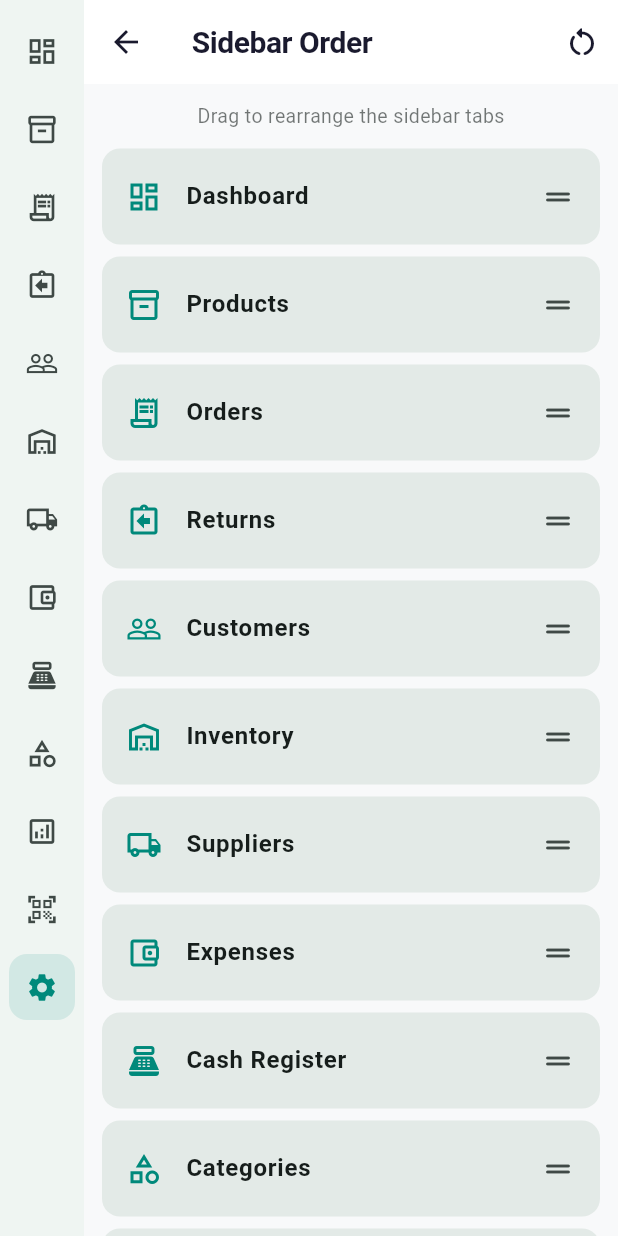
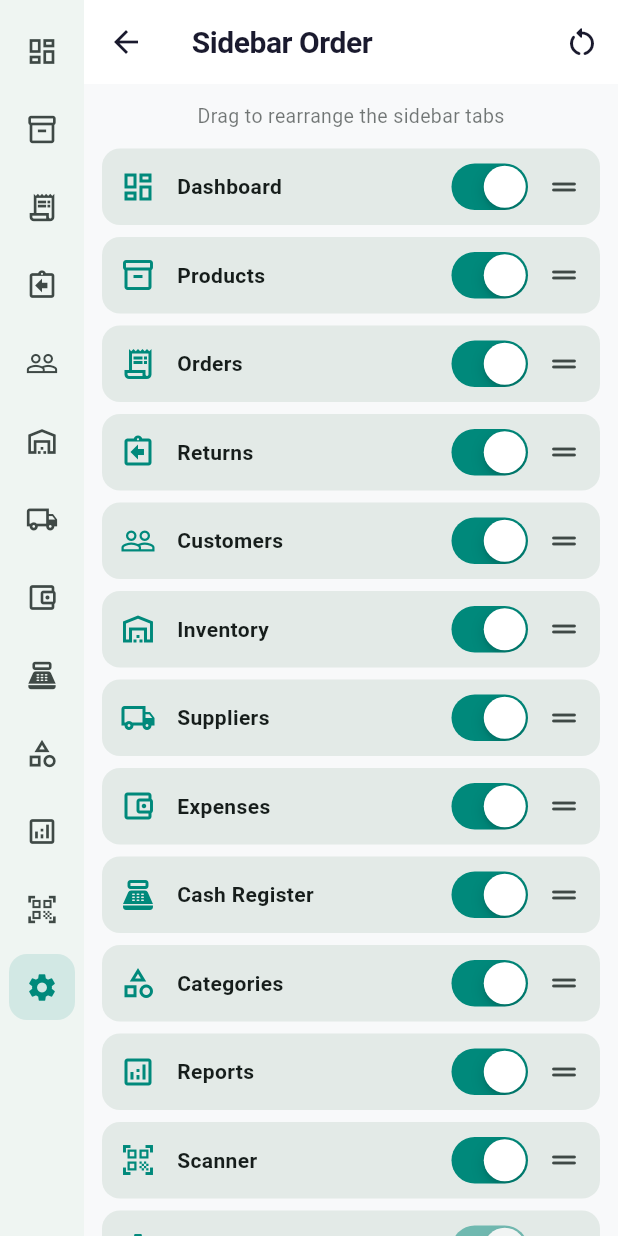
Before and after one commit to RemonAhammad/micro_seller, a Flutter app: the SidebarOrderScreen screen opened by its route, after a tap on the "restart alt" icon, on a phone screen of 412 x 824 dp. Run offline on Flutter 3.47's test engine with Material 3 defaults, Android fonts, the phone set to English and light mode, and no system bars; drawn by our look-alikes of showcaseview; our stand-ins replace csv, file_picker, fl_chart, flutter_dotenv, flutter_image_compress, flutter_local_notifications and 13 more; missing offline and left inert: googleapis, in_app_update, mobile_scanner; accounts and stored records are empty; generated files the repository leaves out were written again.

Commit message:
feat: enhance sidebar order screen with visibility toggles and reset functionality
- Added Cupertino switch to toggle visibility of sidebar items, excluding the Settings tab.
- Updated reset functionality to clear hidden sidebar items upon reset.
- Introduced new settings for sidebar position and hidden sidebar items in the settings provider.
- Implemented logic to persist and retrieve hidden sidebar items and sidebar position.

```diff
--- a/lib/core/constants/app_strings.dart
+++ b/lib/core/constants/app_strings.dart
@@ -494,4 +494,7 @@ class _L10nStrings {
   String get sidebarOrder => _l10n.tr('sidebarOrder');
   String get sidebarOrderDesc => _l10n.tr('sidebarOrderDesc');
   String get resetToDefault => _l10n.tr('resetToDefault');
+  String get sidebarPosition => _l10n.tr('sidebarPosition');
+  String get left => _l10n.tr('left');
+  String get right => _l10n.tr('right');
 }
--- a/lib/core/l10n/translations_ar.dart
+++ b/lib/core/l10n/translations_ar.dart
@@ -426,4 +426,7 @@ const translationsAr = <String, String>{
   'sidebarOrder': 'ترتيب الشريط الجانبي',
   'sidebarOrderDesc': 'اسحب لإعادة ترتيب علامات تبويب الشريط الجانبي',
   'resetToDefault': 'إعادة التعيين إلى الافتراضي',
+  'sidebarPosition': 'موضع الشريط الجانبي',
+  'left': 'يسار',
+  'right': 'يمين',
 };
--- a/lib/core/l10n/translations_bn.dart
+++ b/lib/core/l10n/translations_bn.dart
@@ -427,4 +427,7 @@ const translationsBn = <String, String>{
   'sidebarOrder': 'সাইডবার ক্রম',
   'sidebarOrderDesc': 'সাইডবারের ট্যাব পুনর্বিন্যাস করতে টেনে আনুন',
   'resetToDefault': 'ডিফল্টে রিসেট করুন',
+  'sidebarPosition': 'সাইডবারের অবস্থান',
+  'left': 'বামে',
+  'right': 'ডানে',
 };
--- a/lib/core/l10n/translations_en.dart
+++ b/lib/core/l10n/translations_en.dart
@@ -435,4 +435,7 @@ const translationsEn = <String, String>{
   'sidebarOrder': 'Sidebar Order',
   'sidebarOrderDesc': 'Drag to rearrange the sidebar tabs',
   'resetToDefault': 'Reset to Default',
+  'sidebarPosition': 'Sidebar Position',
+  'left': 'Left',
+  'right': 'Right',
 };
--- a/lib/core/l10n/translations_es.dart
+++ b/lib/core/l10n/translations_es.dart
@@ -426,4 +426,7 @@ const translationsEs = <String, String>{
   'sidebarOrder': 'Orden de la barra lateral',
   'sidebarOrderDesc': 'Arrastra para reorganizar las pestañas de la barra lateral',
   'resetToDefault': 'Restablecer predeterminado',
+  'sidebarPosition': 'Posición de la barra lateral',
+  'left': 'Izquierda',
+  'right': 'Derecha',
 };
--- a/lib/core/l10n/translations_fr.dart
+++ b/lib/core/l10n/translations_fr.dart
@@ -427,4 +427,7 @@ const translationsFr = <String, String>{
   'sidebarOrder': 'Ordre de la barre latérale',
   'sidebarOrderDesc': 'Faites glisser pour réorganiser les onglets',
   'resetToDefault': 'Réinitialiser par défaut',
+  'sidebarPosition': 'Position de la barre latérale',
+  'left': 'Gauche',
+  'right': 'Droite',
 };
--- a/lib/core/l10n/translations_id.dart
+++ b/lib/core/l10n/translations_id.dart
@@ -427,4 +427,7 @@ const translationsId = <String, String>{
   'sidebarOrder': 'Urutan Sidebar',
   'sidebarOrderDesc': 'Seret untuk mengatur ulang tab sidebar',
   'resetToDefault': 'Atur ulang ke Default',
+  'sidebarPosition': 'Posisi Sidebar',
+  'left': 'Kiri',
+  'right': 'Kanan',
 };
--- a/lib/core/l10n/translations_ms.dart
+++ b/lib/core/l10n/translations_ms.dart
@@ -427,4 +427,7 @@ const translationsMs = <String, String>{
   'sidebarOrder': 'Susunan Bar Sisi',
   'sidebarOrderDesc': 'Seret untuk menyusun semula tab bar sisi',
   'resetToDefault': 'Tetapkan Semula kepada Lalai',
+  'sidebarPosition': 'Kedudukan Bar Sisi',
+  'left': 'Kiri',
+  'right': 'Kanan',
 };
--- a/lib/core/l10n/translations_pt.dart
+++ b/lib/core/l10n/translations_pt.dart
@@ -427,4 +427,7 @@ const translationsPt = <String, String>{
   'sidebarOrder': 'Ordem da barra lateral',
   'sidebarOrderDesc': 'Arraste para reorganizar as abas da barra lateral',
   'resetToDefault': 'Restaurar padrão',
+  'sidebarPosition': 'Posição da barra lateral',
+  'left': 'Esquerda',
+  'right': 'Direita',
 };
--- a/lib/core/l10n/translations_th.dart
+++ b/lib/core/l10n/translations_th.dart
@@ -427,4 +427,7 @@ const translationsTh = <String, String>{
   'sidebarOrder': 'ลำดับแถบด้านข้าง',
   'sidebarOrderDesc': 'ลากเพื่อจัดเรียงแท็บแถบด้านข้างใหม่',
   'resetToDefault': 'รีเซ็ตเป็นค่าเริ่มต้น',
+  'sidebarPosition': 'ตำแหน่งแถบด้านข้าง',
+  'left': 'ซ้าย',
+  'right': 'ขวา',
 };
--- a/lib/core/l10n/translations_tr.dart
+++ b/lib/core/l10n/translations_tr.dart
@@ -427,4 +427,7 @@ const translationsTr = <String, String>{
   'sidebarOrder': 'Kenar Çubuğu Sırası',
   'sidebarOrderDesc': 'Kenar çubuğu sekmelerini yeniden düzenlemek için sürükleyin',
   'resetToDefault': 'Varsayılana Sıfırla',
+  'sidebarPosition': 'Kenar Çubuğu Konumu',
+  'left': 'Sol',
+  'right': 'Sağ',
 };
--- a/lib/core/l10n/translations_ur.dart
+++ b/lib/core/l10n/translations_ur.dart
@@ -427,4 +427,7 @@ const translationsUr = <String, String>{
   'sidebarOrder': 'سائڈبار کی ترتیب',
   'sidebarOrderDesc': 'سائڈبار ٹیبز کو دوبارہ ترتیب دینے کے لیے گھسیٹیں',
   'resetToDefault': 'پہلے سے طے شدہ پر ری سیٹ کریں',
+  'sidebarPosition': 'سائڈبار کی پوزیشن',
+  'left': 'بائیں',
+  'right': 'دائیں',
 };
--- a/lib/core/l10n/translations_vi.dart
+++ b/lib/core/l10n/translations_vi.dart
@@ -427,4 +427,7 @@ const translationsVi = <String, String>{
   'sidebarOrder': 'Thứ tự thanh bên',
   'sidebarOrderDesc': 'Kéo để sắp xếp lại các tab thanh bên',
   'resetToDefault': 'Đặt lại mặc định',
+  'sidebarPosition': 'Vị trí thanh bên',
+  'left': 'Trái',
+  'right': 'Phải',
 };
--- a/lib/core/router/app_router.dart
+++ b/lib/core/router/app_router.dart
@@ -294,15 +294,15 @@ final appRouter = GoRouter(
 
 // ─── Shell ────────────────────────────────────────────────────────────────────
 
-class _NavigationShell extends StatefulWidget {
+class _NavigationShell extends ConsumerStatefulWidget {
   final StatefulNavigationShell navigationShell;
   const _NavigationShell({required this.navigationShell});
 
   @override
-  State<_NavigationShell> createState() => _NavigationShellState();
+  ConsumerState<_NavigationShell> createState() => _NavigationShellState();
 }
 
-class _NavigationShellState extends State<_NavigationShell> {
+class _NavigationShellState extends ConsumerState<_NavigationShell> {
   // Showcase keys for sidebar items
   final GlobalKey _categoriesKey = GlobalKey();
   final GlobalKey _productsKey = GlobalKey();
@@ -364,11 +364,12 @@ class _NavigationShellState extends State<_NavigationShell> {
     final width = MediaQuery.sizeOf(context).width;
     final expanded = width >= 600;
 
-    return Scaffold(
-      body: SafeArea(
-        child: Row(
-          children: [
-            _Sidebar(
+    // Watch settings so the Row swaps live when sidebar position changes.
+    ref.watch(settingsProvider);
+    final position = ref.read(settingsProvider.notifier).sidebarPosition;
+    final isRight = position == Settings.sidebarPositionRight;
+
+    final sidebar = _Sidebar(
       expanded: expanded,
       currentIndex: widget.navigationShell.currentIndex,
       onNavigate: _navigate,
@@ -378,9 +379,14 @@ class _NavigationShellState extends State<_NavigationShell> {
         2: _ordersKey,       // Orders
         3: _returnsKey,      // Returns
       },
-            ),
-            Expanded(child: widget.navigationShell),
-          ],
+    );
+    final content = Expanded(child: widget.navigationShell);
+
+    return Scaffold(
+      body: SafeArea(
+        child: Row(
+          children:
+              isRight ? [content, sidebar] : [sidebar, content],
         ),
       ),
     );
@@ -423,7 +429,12 @@ class _Sidebar extends ConsumerWidget {
     // Watching the whole settings map keeps the sidebar live: any
     // updateSidebarOrder call rebuilds it.
     ref.watch(settingsProvider);
-    final order = ref.read(settingsProvider.notifier).sidebarOrder;
+    final notifier = ref.read(settingsProvider.notifier);
+    final order = notifier.sidebarOrder;
+    // Items the user has toggled off in Settings → Sidebar Order. Settings
+    // tab is force-included regardless (the provider already strips it).
+    final hidden = notifier.hiddenSidebarItems.toSet();
+    final visibleOrder = order.where((k) => !hidden.contains(k)).toList();
     final colorScheme = Theme.of(context).colorScheme;
     final isDark = Theme.of(context).brightness == Brightness.dark;
     final bgColor = isDark ? colorScheme.surfaceContainerHigh : colorScheme.surfaceContainerLow;
@@ -440,7 +451,7 @@ class _Sidebar extends ConsumerWidget {
             child: SingleChildScrollView(
               child: Column(
                 children: [
-                  for (final key in order)
+                  for (final key in visibleOrder)
                     _tile(
                       context,
                       sidebarItemByKey(key),
--- a/lib/features/settings/presentation/sidebar_order_screen.dart
+++ b/lib/features/settings/presentation/sidebar_order_screen.dart
@@ -1,11 +1,16 @@
+import 'package:flutter/cupertino.dart';
 import 'package:flutter/material.dart';
 import 'package:flutter_riverpod/flutter_riverpod.dart';
 import '../../../core/constants/app_strings.dart';
 import '../../../core/constants/sidebar_items.dart';
 import '../providers/settings_provider.dart';
 
-/// Lets the user drag-reorder the sidebar tabs. Persists immediately on each
-/// drop; the sidebar updates live since it watches the same provider.
+/// Lets the user (a) drag-reorder the sidebar tabs and (b) toggle each tab's
+/// visibility with a Cupertino switch. Both persist immediately; the sidebar
+/// rebuilds live since it watches the same provider.
+///
+/// The Settings tab itself can never be hidden — the toggle is shown but
+/// disabled — so the user can't soft-lock themselves out of this screen.
 class SidebarOrderScreen extends ConsumerStatefulWidget {
   const SidebarOrderScreen({super.key});
 
@@ -36,7 +41,12 @@ class _SidebarOrderScreenState extends ConsumerState<SidebarOrderScreen> {
   }
 
   Future<void> _resetToDefault() async {
-    await ref.read(settingsProvider.notifier).resetSidebarOrder();
+    final notifier = ref.read(settingsProvider.notifier);
+    await notifier.resetSidebarOrder();
+    // Also clear all hidden flags on reset.
+    for (final k in notifier.hiddenSidebarItems.toList()) {
+      await notifier.toggleSidebarItemHidden(k, false);
+    }
     setState(() {
       _order = List<String>.from(defaultSidebarOrder);
     });
@@ -47,6 +57,12 @@ class _SidebarOrderScreenState extends ConsumerState<SidebarOrderScreen> {
     final s = AppStrings.of(context);
     final theme = Theme.of(context);
     final cs = theme.colorScheme;
+
+    // Watching settings here lets the toggles reflect the current persisted
+    // state on every build (including immediately after a tap).
+    ref.watch(settingsProvider);
+    final hidden =
+        ref.read(settingsProvider.notifier).hiddenSidebarItems.toSet();
 
     return Scaffold(
       appBar: AppBar(
@@ -78,26 +94,61 @@ class _SidebarOrderScreenState extends ConsumerState<SidebarOrderScreen> {
               onReorder: _onReorder,
               itemBuilder: (ctx, i) {
                 final item = sidebarItemByKey(_order[i]);
+                final isVisible = !hidden.contains(item.key);
+                final isSettings = item.key == 'settings';
                 return Padding(
                   key: ValueKey(item.key),
                   padding: const EdgeInsets.symmetric(vertical: 4),
                   child: Material(
                     color: cs.surfaceContainerHigh,
                     borderRadius: BorderRadius.circular(12),
-                    child: ListTile(
-                      shape: RoundedRectangleBorder(
-                          borderRadius: BorderRadius.circular(12)),
-                      leading: Icon(item.icon, color: cs.primary),
-                      title: Text(
+                    child: Padding(
+                      padding: const EdgeInsets.symmetric(
+                          horizontal: 12, vertical: 6),
+                      child: Row(
+                        children: [
+                          Icon(
+                            item.icon,
+                            color: isVisible
+                                ? cs.primary
+                                : cs.onSurface.withValues(alpha: 0.35),
+                          ),
+                          const SizedBox(width: 14),
+                          Expanded(
+                            child: Text(
                               item.label(context),
-                        style: const TextStyle(fontWeight: FontWeight.w600),
+                              style: TextStyle(
+                                fontWeight: FontWeight.w600,
+                                color: isVisible
+                                    ? cs.onSurface
+                                    : cs.onSurface.withValues(alpha: 0.45),
                               ),
-                      trailing: ReorderableDragStartListener(
+                            ),
+                          ),
+                          // Visibility toggle. Disabled for the Settings tab
+                          // — pinned visible so the user always has a way
+                          // back to this screen.
+                          CupertinoSwitch(
+                            value: isVisible,
+                            activeTrackColor: cs.primary,
+                            onChanged: isSettings
+                                ? null
+                                : (v) async {
+                                    await ref
+                                        .read(settingsProvider.notifier)
+                                        .toggleSidebarItemHidden(
+                                            item.key, !v);
+                                  },
+                          ),
+                          const SizedBox(width: 8),
+                          ReorderableDragStartListener(
                             index: i,
                             child: Icon(
                               Icons.drag_handle_rounded,
                               color: cs.onSurfaceVariant,
                             ),
+                          ),
+                        ],
                       ),
                     ),
                   ),
```
Also changed, not shown: lib/features/settings/presentation/settings_screen.dart (+193 -179 lines), lib/features/settings/providers/settings_provider.dart (+83 -0 lines), .claude/settings.json, lib/features/settings/providers/settings_provider.g.dart, 1 other file. Lines whose indentation alone changed are shown as unchanged.
